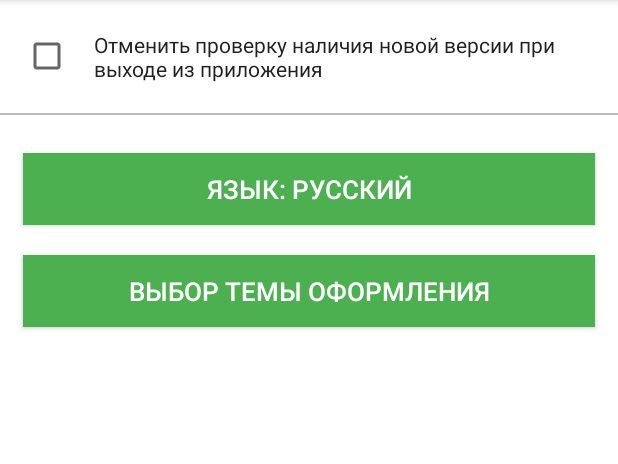
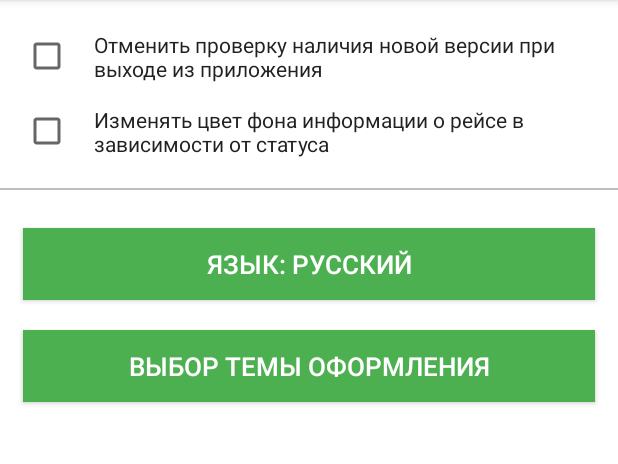
Before and after one commit to Sergey-NT/Kurumoch, an Android app: the SettingsActivity screen opened directly, with no data from a screen before it, on a phone screen of 412 x 824 dp, the part 84-548 px from its top. Run offline under Robolectric (Android 15) with nearby library versions, the phone set to English and light mode, and no system bars; libraries missing offline, so code that uses them is left out: com.anjlab.android; network calls fail; 5 statements that could not run were skipped.

Commit message:
Added option "Change the background color information about the flight, depending on the status of"

```diff
--- a/app/build.gradle
+++ b/app/build.gradle
@@ -7,8 +7,8 @@ android {
         applicationId "ru.samara.airport.www.kurumoch"
         minSdkVersion 10
         targetSdkVersion 24
-        versionCode 9
-        versionName "1.0.3"
+        versionCode 10
+        versionName "1.0.4"
         testInstrumentationRunner "android.support.test.runner.AndroidJUnitRunner"
     }
     buildTypes {
--- a/app/src/main/java/ru/samara/airport/www/kurumoch/Constants.java
+++ b/app/src/main/java/ru/samara/airport/www/kurumoch/Constants.java
@@ -8,6 +8,7 @@ public class Constants {
     public static final String APP_TOKEN = "token";
     public static final String APP_PREFERENCES_LANGUAGE = "app_language";
     public static final String APP_PREFERENCES_APP_THEME = "app_theme";
+    public static final String APP_PREFERENCES_ACTIVATE_BACKGROUND = "activate_background";
     static final int TAB_ONE = 0;
     static final int TAB_TWO = 1;
     static final String REGISTRATION_COMPLETE = "registrationComplete";
--- a/app/src/main/java/ru/samara/airport/www/kurumoch/SettingsActivity.java
+++ b/app/src/main/java/ru/samara/airport/www/kurumoch/SettingsActivity.java
@@ -64,8 +64,10 @@ public class SettingsActivity extends AppCompatActivity implements BillingProces
         Button btnAdsDisableRestore = (Button) findViewById(R.id.btnAdsDisableRecovery);
         Button btnFeedback = (Button) findViewById(R.id.btnFeedback);
         CheckBox checkBoxUpdate = (CheckBox) findViewById(R.id.checkBoxUpdate);
+        CheckBox checkBoxActivateBackground = (CheckBox) findViewById(R.id.checkBoxActivateBackground);
 
         Boolean update = settings.getBoolean(Constants.APP_PREFERENCES_CANCEL_CHECK_VERSION, false);
+        Boolean activate = settings.getBoolean(Constants.APP_PREFERENCES_ACTIVATE_BACKGROUND, false);
         String price = settings.getString(Constants.APP_PREFERENCES_ADS_DISABLE_PRICE, "");
         String buttonPriceText = getString(R.string.button_ads_disable) + " " + price;
         String language = settings.getString(Constants.APP_PREFERENCES_LANGUAGE, "ru");
@@ -79,6 +81,7 @@ public class SettingsActivity extends AppCompatActivity implements BillingProces
 
 
         checkBoxUpdate.setChecked(update);
+        checkBoxActivateBackground.setChecked(activate);
 
         btnAdsDisable.setText(buttonPriceText);
 
@@ -95,6 +98,15 @@ public class SettingsActivity extends AppCompatActivity implements BillingProces
             public void onCheckedChanged(CompoundButton buttonView, boolean isChecked) {
                 SharedPreferences.Editor editor = settings.edit();
                 editor.putBoolean(Constants.APP_PREFERENCES_CANCEL_CHECK_VERSION, isChecked);
+                editor.apply();
+            }
+        });
+
+        checkBoxActivateBackground.setOnCheckedChangeListener(new CompoundButton.OnCheckedChangeListener() {
+            @Override
+            public void onCheckedChanged(CompoundButton buttonView, boolean isChecked) {
+                SharedPreferences.Editor editor = settings.edit();
+                editor.putBoolean(Constants.APP_PREFERENCES_ACTIVATE_BACKGROUND, isChecked);
                 editor.apply();
             }
         });
--- a/app/src/main/res/layout-sw600dp/activity_settings.xml
+++ b/app/src/main/res/layout-sw600dp/activity_settings.xml
@@ -36,11 +36,27 @@
                 android:layout_height="wrap_content"
                 android:layout_marginLeft="15sp"
                 android:layout_marginStart="15sp"
-                android:paddingTop="20sp"
-                android:paddingBottom="20sp"
+                android:layout_marginTop="20sp"
+                android:layout_marginBottom="10sp"
                 android:paddingRight="15sp"
                 android:paddingLeft="15sp"
+                android:layout_gravity="center_vertical"
                 android:text="@string/check_box_update_app"
+                android:textSize="16sp"
+                android:textColor="@color/colorPrimaryText"/>
+
+            <CheckBox
+                android:id="@+id/checkBoxActivateBackground"
+                android:layout_width="match_parent"
+                android:layout_height="wrap_content"
+                android:layout_marginLeft="15sp"
+                android:layout_marginStart="15sp"
+                android:layout_marginTop="10sp"
+                android:layout_marginBottom="20sp"
+                android:paddingRight="15sp"
+                android:paddingLeft="15sp"
+                android:layout_gravity="center_vertical"
+                android:text="@string/check_box_activate_background"
                 android:textSize="16sp"
                 android:textColor="@color/colorPrimaryText"/>
 
--- a/app/src/main/res/layout-sw720dp/activity_settings.xml
+++ b/app/src/main/res/layout-sw720dp/activity_settings.xml
@@ -36,11 +36,27 @@
                 android:layout_height="wrap_content"
                 android:layout_marginLeft="15sp"
                 android:layout_marginStart="15sp"
-                android:paddingTop="20sp"
-                android:paddingBottom="20sp"
+                android:layout_marginTop="20sp"
+                android:layout_marginBottom="10sp"
                 android:paddingRight="15sp"
                 android:paddingLeft="15sp"
+                android:layout_gravity="center_vertical"
                 android:text="@string/check_box_update_app"
+                android:textSize="18sp"
+                android:textColor="@color/colorPrimaryText"/>
+
+            <CheckBox
+                android:id="@+id/checkBoxActivateBackground"
+                android:layout_width="match_parent"
+                android:layout_height="wrap_content"
+                android:layout_marginLeft="15sp"
+                android:layout_marginStart="15sp"
+                android:layout_marginTop="10sp"
+                android:layout_marginBottom="20sp"
+                android:paddingRight="15sp"
+                android:paddingLeft="15sp"
+                android:layout_gravity="center_vertical"
+                android:text="@string/check_box_activate_background"
                 android:textSize="18sp"
                 android:textColor="@color/colorPrimaryText"/>
 
--- a/app/src/main/res/layout/activity_settings.xml
+++ b/app/src/main/res/layout/activity_settings.xml
@@ -36,11 +36,27 @@
                 android:layout_height="wrap_content"
                 android:layout_marginLeft="15sp"
                 android:layout_marginStart="15sp"
-                android:paddingTop="20sp"
-                android:paddingBottom="20sp"
+                android:layout_marginTop="20sp"
+                android:layout_marginBottom="7sp"
                 android:paddingRight="15sp"
                 android:paddingLeft="15sp"
+                android:layout_gravity="center_vertical"
                 android:text="@string/check_box_update_app"
+                android:textSize="14sp"
+                android:textColor="@color/colorPrimaryText"/>
+
+            <CheckBox
+                android:id="@+id/checkBoxActivateBackground"
+                android:layout_width="match_parent"
+                android:layout_height="wrap_content"
+                android:layout_marginLeft="15sp"
+                android:layout_marginStart="15sp"
+                android:layout_marginTop="7sp"
+                android:layout_marginBottom="20sp"
+                android:paddingRight="15sp"
+                android:paddingLeft="15sp"
+                android:layout_gravity="center_vertical"
+                android:text="@string/check_box_activate_background"
                 android:textSize="14sp"
                 android:textColor="@color/colorPrimaryText"/>
 
--- a/app/src/main/res/values/colors.xml
+++ b/app/src/main/res/values/colors.xml
@@ -111,4 +111,9 @@
     <color name="colorAsPrimary">#4CAF50</color>
     <color name="colorAsPrimaryDark">#4CAF50</color>
     <color name="colorAviasalesMain">#4CAF50</color>
+
+    <!-- Background цвет элемента списка -->
+    <color name="colorItemBackgroundGreen">#E8F5E9</color>
+    <color name="colorItemBackgroundRed">#FFEBEE</color>
+    <color name="colorItemBackgroundYellow">#FFF8E1</color>
 </resources>
--- a/app/src/main/res/values/strings.xml
+++ b/app/src/main/res/values/strings.xml
@@ -68,6 +68,7 @@
     <string name="toast_cancel_plane_tracking">Отслеживание информации отключено</string>
     <string name="toast_token">Произошла ошибка при регистрации отслеживания</string>
     <string name="check_box_update_app">Отменить проверку наличия новой версии при выходе из приложения</string>
+    <string name="check_box_activate_background">Изменять цвет фона информации о рейсе в зависимости от статуса</string>
     <string name="check_box_language_ru" translatable="false">Русский</string>
     <string name="check_box_language_en" translatable="false">English</string>
     <string name="button_feedback">Оставить отзыв</string>
```
Also changed, not shown: app/src/main/java/ru/samara/airport/www/kurumoch/Adapter/ObjectPlaneAdapter.java (+23 -0 lines), app/src/main/java/ru/samara/airport/www/kurumoch/Fragment/Fragment.java (+11 -0 lines), 1 other file.
